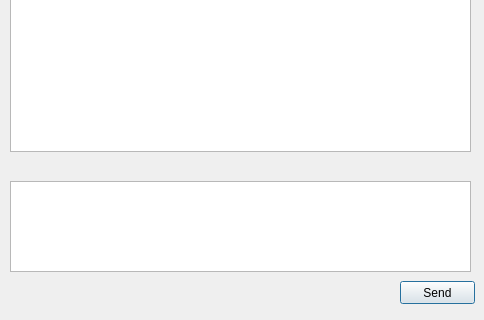
This is Simple_IM/ChatGUI.ui in Hbenmazi/Simple_IM as Qt 5 draws it before an edit; both pictures show x 0 to 484 and y 169 to 489 of the 484 by 489 pixel window. The edited form follows.
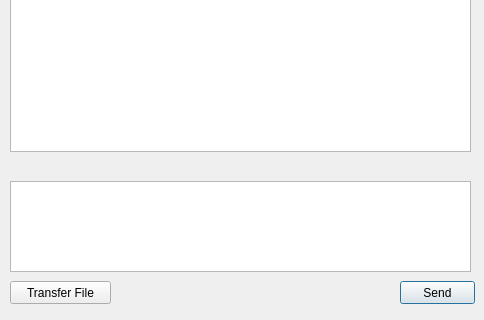
This is the edited form.

```diff
--- a/Simple_IM/ChatGUI.ui
+++ b/Simple_IM/ChatGUI.ui
@@ -75,6 +75,19 @@
     </rect>
    </property>
   </widget>
+  <widget class="QPushButton" name="transerFile_pushButton">
+   <property name="geometry">
+    <rect>
+     <x>10</x>
+     <y>450</y>
+     <width>101</width>
+     <height>23</height>
+    </rect>
+   </property>
+   <property name="text">
+    <string>Transfer File</string>
+   </property>
+  </widget>
  </widget>
  <layoutdefault spacing="6" margin="11"/>
  <resources/>
```
